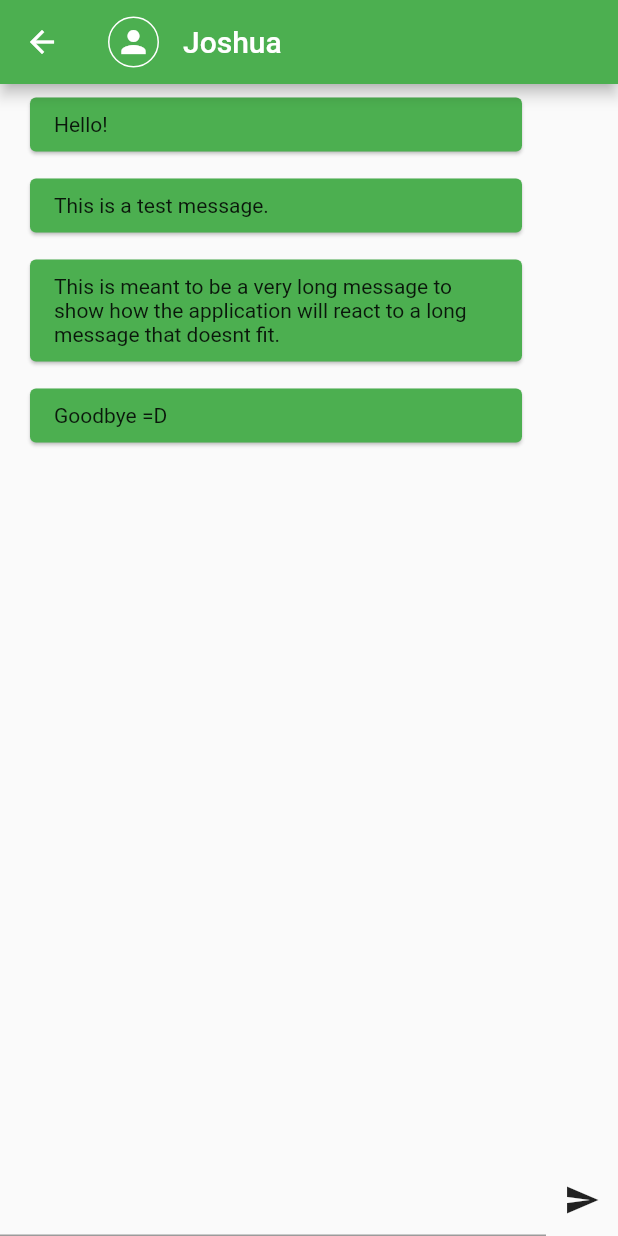
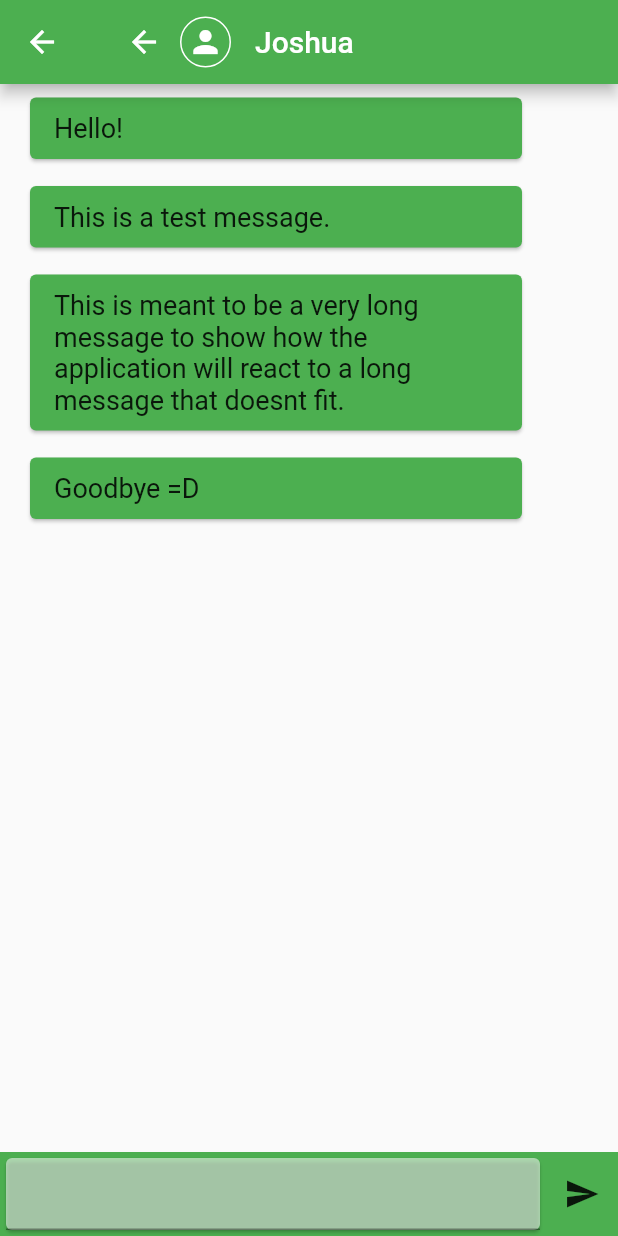
Before and after one commit to COS301-SE-2021/Atbash, a Flutter app: the ChatScreen screen opened directly, on a phone screen of 412 x 824 dp. Run offline on Flutter 3.47's test engine with Material 2 defaults, Android fonts, the phone set to English and light mode, and no system bars.

Commit message:
Completed Stateless Version of ChatScreen.

```diff
--- a/mobile/lib/ChatScreen.dart
+++ b/mobile/lib/ChatScreen.dart
@@ -35,15 +35,22 @@ class ChatScreen extends StatelessWidget {
 class InputBar extends StatelessWidget {
   @override
   Widget build(BuildContext context) {
-    return Row(
+    return Container(
+        color: Colors.green,
+        child: Row(
           children: [
-        Expanded(child: TextField()),
+            Expanded(
+                child: Card(
+                    color: Colors.white54,
+                    child: TextField(
+                      style: TextStyle(fontSize: 18),
+                    ))),
             IconButton(
               icon: Icon(Icons.send),
               onPressed: () {},
             )
           ],
-    );
+        ));
   }
 }
 
@@ -61,7 +68,10 @@ class MessageItem extends StatelessWidget {
         color: Colors.green,
         child: Padding(
           padding: EdgeInsets.fromLTRB(16.0, 10.0, 20.0, 10.0),
-          child: Text(_message),
+          child: Text(
+            _message,
+            style: TextStyle(fontSize: 18),
+          ),
         ),
       ),
     );
@@ -72,7 +82,7 @@ class ChatScreenAppBar extends AppBar {
   ChatScreenAppBar()
       : super(
           title: Row(
-            children: [
+            children: [IconButton(onPressed: () {}, icon: Icon(Icons.arrow_back)),
               EmptyProfileIcon(Colors.white),
               Expanded(
                 child: Padding(
```
Lines whose indentation alone changed are shown as unchanged.
